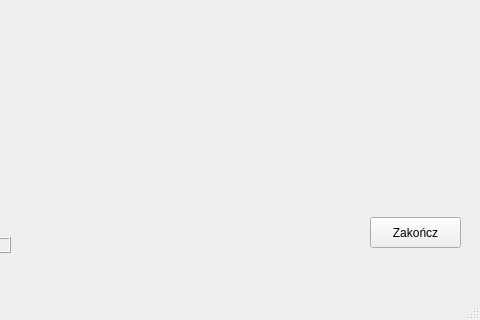
The window that log_window.ui (hjnowakowski/music-player) describes before a commit, drawn with Qt 5; both pictures show x 320 to 800 and y 280 to 600 of the 800 by 600 pixel window.
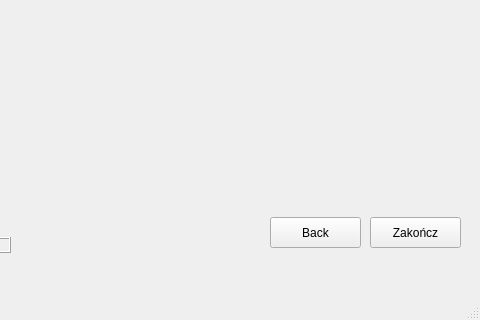
The same window after the commit.

The edit to the form file:
```diff
--- a/log_window.ui
+++ b/log_window.ui
@@ -107,6 +107,19 @@
      <string>[+]Status</string>
     </property>
    </widget>
+   <widget class="QPushButton" name="back_Button">
+    <property name="geometry">
+     <rect>
+      <x>590</x>
+      <y>480</y>
+      <width>91</width>
+      <height>31</height>
+     </rect>
+    </property>
+    <property name="text">
+     <string>Back</string>
+    </property>
+   </widget>
   </widget>
   <widget class="QMenuBar" name="menuBar">
    <property name="geometry">
```
Left out of the diff: 2 changed lines with no effect on the pictures.
